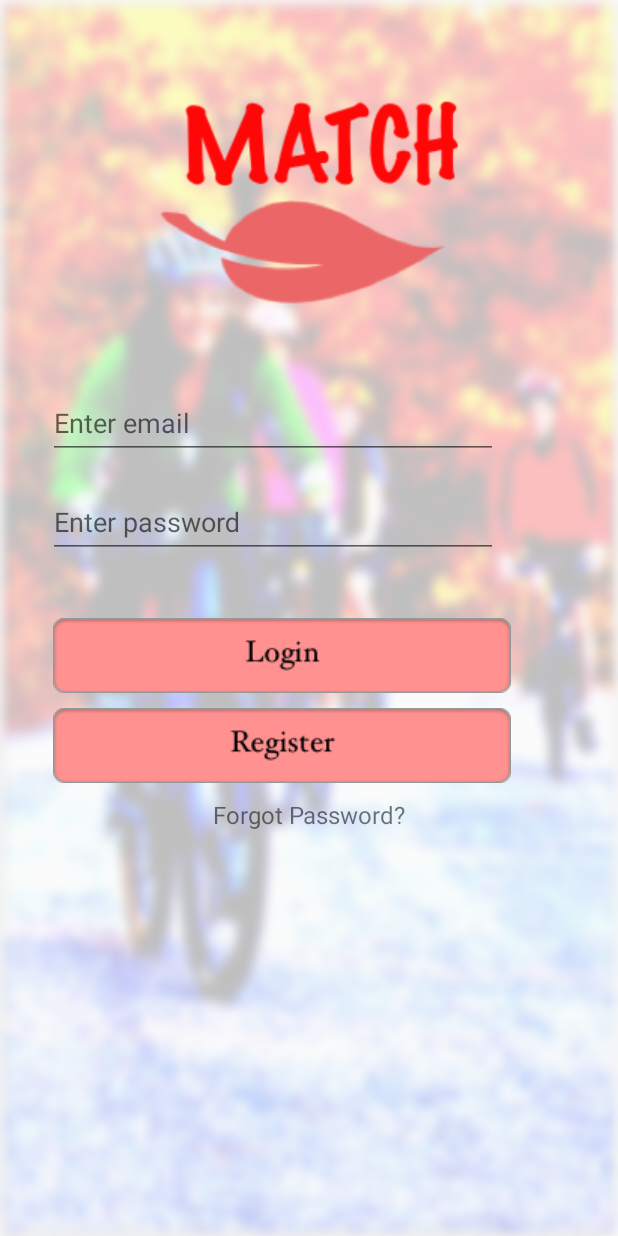
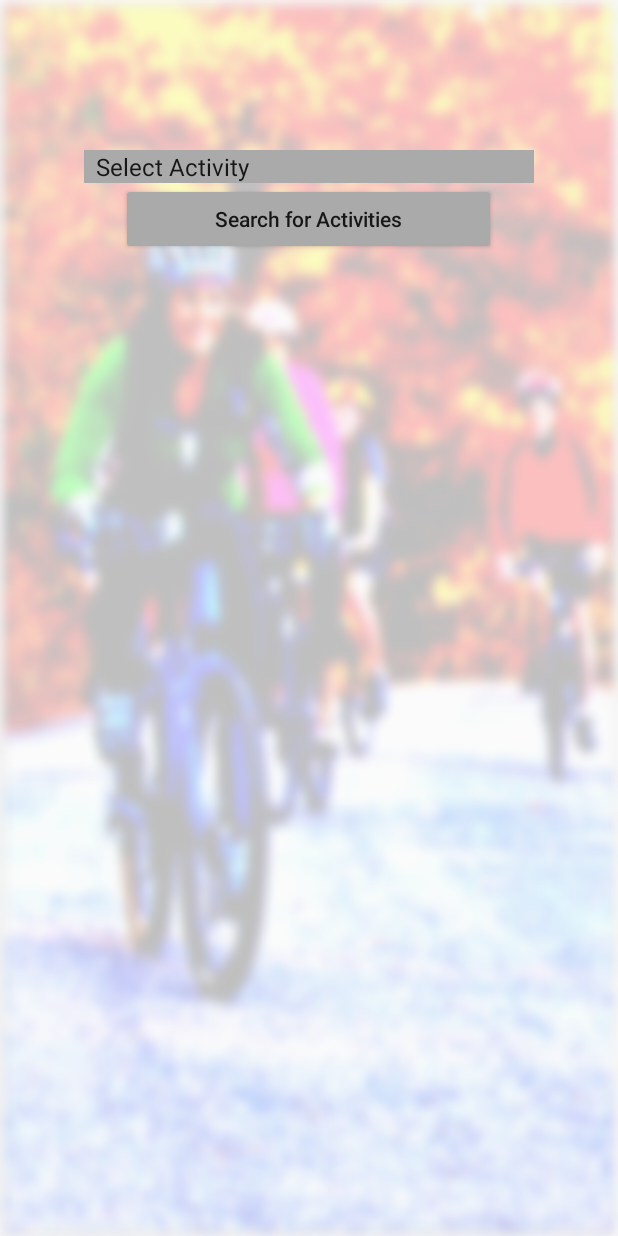
Before and after one commit to gurkstav/Platform-Spanning-Systems, an Android app: the SearchActivity screen opened directly, with no data from a screen before it, on a phone screen of 412 x 824 dp. Run offline under Robolectric (Android 15) with nearby library versions, the phone set to English and light mode, and no system bars.

Commit message:
minor work

```diff
--- a/app/src/main/java/com/systems/spanning/platform/match/LoginActivity.java
+++ b/app/src/main/java/com/systems/spanning/platform/match/LoginActivity.java
@@ -31,4 +31,10 @@ public class LoginActivity extends AppCompatActivity {
 
     }
 
+    public void Loginclick(View view){
+        Intent intent = new Intent(this, SearchActivity.class);
+        startActivity(intent);
+
+    }
+
 }
--- a/app/src/main/java/com/systems/spanning/platform/match/SearchActivity.java
+++ b/app/src/main/java/com/systems/spanning/platform/match/SearchActivity.java
@@ -19,16 +19,16 @@ public class SearchActivity extends AppCompatActivity {
     @Override
     protected void onCreate(Bundle savedInstanceState) {
         super.onCreate(savedInstanceState);
-        setContentView(R.layout.activity_login);
+        setContentView(R.layout.activity_search);
 
 
         spinner = findViewById(R.id.select_activity);
         spinner.setOnItemSelectedListener(new OnItemSelected());
 
+        searchButton = findViewById(R.id.SearchButton);
         searchButton.setOnClickListener(new View.OnClickListener() {
             @Override
             public void onClick(View view) {
-                setContentView(R.layout.activity_login);
             }
         });
     }
--- a/app/src/main/res/layout/activity_login.xml
+++ b/app/src/main/res/layout/activity_login.xml
@@ -1,5 +1,5 @@
 <?xml version="1.0" encoding="utf-8"?>
-<android.support.v4.widget.NestedScrollView xmlns:android="http://schemas.android.com/apk/res/android"
+<android.support.constraint.ConstraintLayout xmlns:android="http://schemas.android.com/apk/res/android"
     xmlns:tools="http://schemas.android.com/tools"
     android:id="@+id/nestedScrollView"
     android:layout_width="match_parent"
@@ -66,7 +66,8 @@
             android:layout_height="wrap_content"
             android:layout_marginTop="40dp"
             android:layout_marginLeft="35dp"
-            android:background="@drawable/loginbtn"/>
+            android:background="@drawable/loginbtn"
+            android:onClick="Loginclick"/>
 
         <android.support.v7.widget.AppCompatButton
             android:id="@+id/appCompatButtonRegister"
@@ -94,4 +95,4 @@
 
 
     </android.support.v7.widget.LinearLayoutCompat>
-</android.support.v4.widget.NestedScrollView>
+</android.support.constraint.ConstraintLayout>
--- a/app/src/main/res/layout/activity_search.xml
+++ b/app/src/main/res/layout/activity_search.xml
@@ -1,6 +1,7 @@
 <?xml version="1.0" encoding="utf-8"?>
-<android.support.v4.widget.NestedScrollView xmlns:android="http://schemas.android.com/apk/res/android"
-    android:id="@+id/nestedScrollView"
+<android.support.constraint.ConstraintLayout xmlns:android="http://schemas.android.com/apk/res/android"
+    xmlns:card_view="http://schemas.android.com/apk/res-auto"
+    android:id="@+id/constraintLayout"
     android:layout_width="match_parent"
     android:layout_height="match_parent"
     android:background="@drawable/bg"
@@ -24,6 +25,7 @@
             android:layout_height="wrap_content"
             android:layout_gravity="center_horizontal"
             android:layout_marginTop="100dp"
+            android:background="@android:color/darker_gray"
             android:entries="@array/search_activity_type"
             android:visibility="visible" />
 
@@ -32,13 +34,9 @@
             android:layout_width="250dp"
             android:layout_height="wrap_content"
             android:layout_gravity="center_horizontal"
-            android:layout_marginTop="40dp"
             android:backgroundTint="@android:color/darker_gray"
             android:text="@string/search_activities"
             android:textAllCaps="false" />
 
-
-
-
     </android.support.v7.widget.LinearLayoutCompat>
-</android.support.v4.widget.NestedScrollView>
+</android.support.constraint.ConstraintLayout>
```
Also changed, not shown: app/src/main/res/layout/activity_register.xml (+4 -3 lines).
